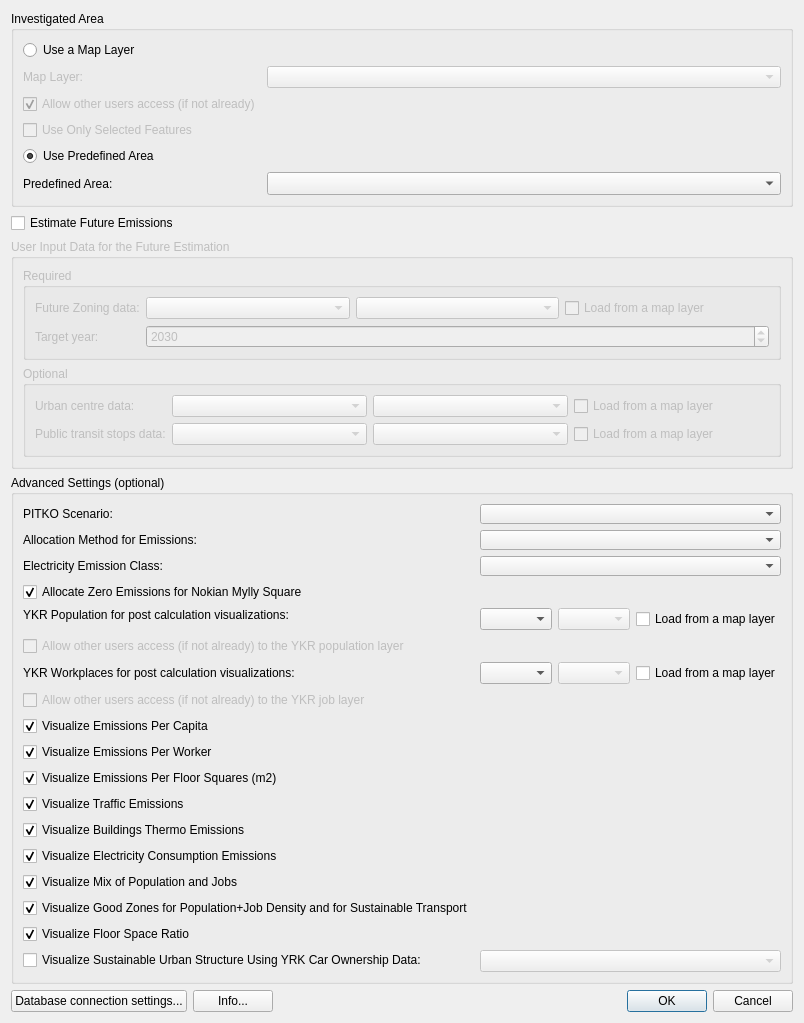
Qt form ui/ykr_tool_main.ui (ernoma/assesclimateimpact) before a commit.
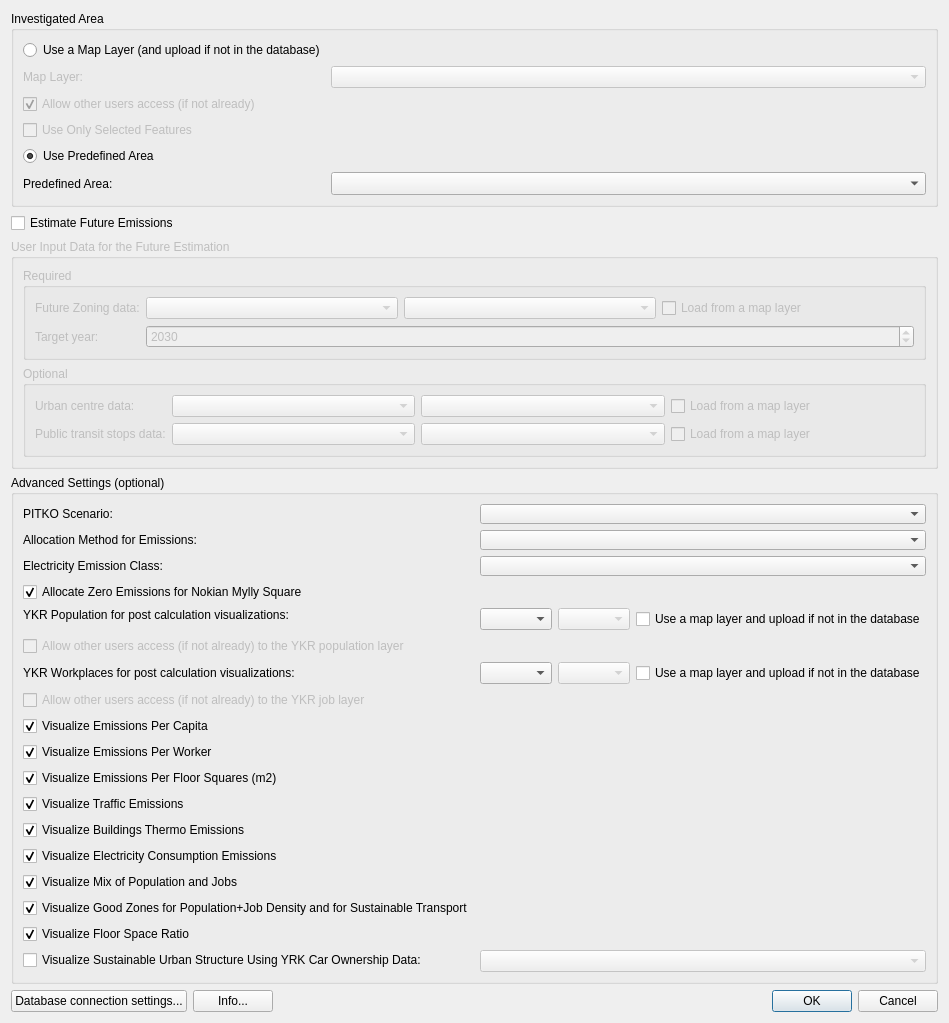
The same form after that commit. Custom widgets are drawn as their Qt base class.

Commit message: Add more informative attributes to sustainable urban structure result layer and improve UI texts

```diff
--- a/ui/ykr_tool_main.ui
+++ b/ui/ykr_tool_main.ui
@@ -6,7 +6,7 @@
    <rect>
     <x>0</x>
     <y>0</y>
-    <width>573</width>
+    <width>705</width>
     <height>849</height>
    </rect>
   </property>
@@ -45,7 +45,7 @@
              <bool>true</bool>
             </property>
             <property name="text">
-             <string>Use a Map Layer</string>
+             <string>Use a Map Layer (and upload if not in the database)</string>
             </property>
             <attribute name="buttonGroup">
              <string notr="true">buttonGroupAreaOfInterest</string>
@@ -466,7 +466,7 @@
                <bool>true</bool>
               </property>
               <property name="text">
-               <string>Load from a map layer</string>
+               <string>Use a map layer and upload if not in the database</string>
               </property>
              </widget>
             </item>
@@ -497,7 +497,7 @@
                <bool>true</bool>
               </property>
               <property name="text">
-               <string>Load from a map layer</string>
+               <string>Use a map layer and upload if not in the database</string>
               </property>
              </widget>
             </item>
```
The commit also changes 3 other files.
